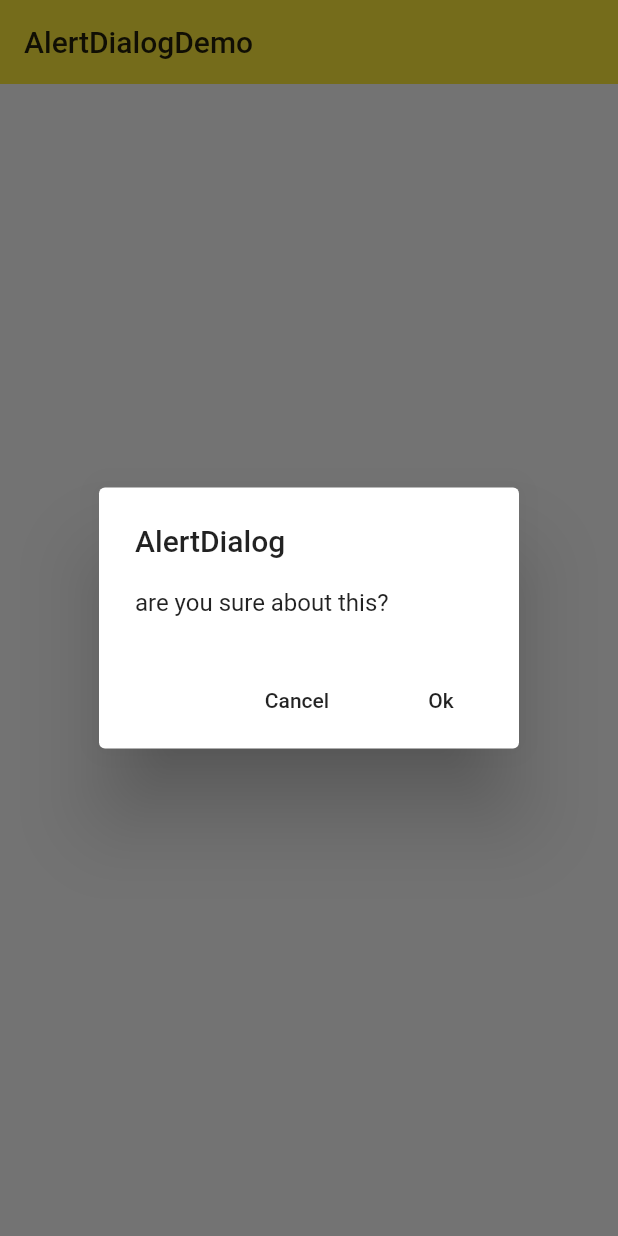
After one commit to maoai-xianyu/flutter_little, a Flutter app: the AlertDialogDemo screen opened directly, after a tap on "open alert", on a phone screen of 412 x 824 dp. The commit adds this screen. Run offline on Flutter 3.47's test engine with Material 2 defaults, Android fonts, the phone set to English and light mode, and no system bars.

Commit message:
alertdialog

```diff
--- /dev/null
+++ b/lib/demo/alert_dialog_demo.dart
@@ -0,0 +1,86 @@
+import 'package:flutter/material.dart';
+import 'package:intl/intl.dart';
+import 'dart:async';
+
+enum Action { Ok, Cancel }
+
+class AlertDialogDemo extends StatefulWidget {
+  @override
+  _AlertDialogDemoState createState() => _AlertDialogDemoState();
+}
+
+class _AlertDialogDemoState extends State<AlertDialogDemo> {
+  String _choice = "Nothing";
+  Future _openAlertDialog() async {
+    final choice = await showDialog(
+      // dialog外不可点击
+      barrierDismissible: false,
+      context: context,
+      builder: (context) {
+        return AlertDialog(
+          title: Text('AlertDialog'),
+          content: Text('are you sure about this?'),
+          actions: <Widget>[
+            FlatButton(
+              onPressed: () {
+                Navigator.pop(context, Action.Cancel);
+              },
+              child: Text('Cancel'),
+            ),
+            FlatButton(
+              onPressed: () {
+                Navigator.pop(context, Action.Ok);
+              },
+              child: Text('Ok'),
+            ),
+          ],
+        );
+      },
+    );
+
+    switch (choice) {
+      case Action.Ok:
+        setState(() {
+          _choice = 'Ok';
+        });
+        break;
+      case Action.Cancel:
+        setState(() {
+          _choice = 'Cancel';
+        });
+        break;
+      default:
+        break;
+    }
+  }
+
+  @override
+  Widget build(BuildContext context) {
+    return Scaffold(
+      appBar: AppBar(
+        title: Text('AlertDialogDemo'),
+        elevation: 0.0,
+      ),
+      body: Container(
+        padding: EdgeInsets.all(16.0),
+        child: Column(
+          mainAxisAlignment: MainAxisAlignment.center,
+          children: <Widget>[
+            Text('your choice is $_choice'),
+            SizedBox(
+              height: 16.0,
+            ),
+            RaisedButton(
+              child: Text('open alert'),
+              onPressed: _openAlertDialog,
+            ),
+            Row(
+              mainAxisAlignment: MainAxisAlignment.center,
+              children: <Widget>[],
+            ),
+          ],
+        ),
+      ),
+    );
+  }
+}
--- a/lib/demo/material_components.dart
+++ b/lib/demo/material_components.dart
@@ -9,6 +9,7 @@ import './switch_demo.dart';
 import './slider_demo.dart';
 import './datetime_demo.dart';
 import './simpledialog_demo.dart';
+import './alert_dialog_demo.dart';
 
 class MaterialComponents extends StatelessWidget {
   @override
@@ -20,6 +21,10 @@ class MaterialComponents extends StatelessWidget {
       ),
       body: ListView(
         children: <Widget>[
+          ListItem(
+            title: 'AlertDialogDemo',
+            page: AlertDialogDemo(),
+          ),
           ListItem(
             title: 'SimpleDialogDemo',
             page: SimpleDialogDemo(),
```
Also changed, not shown: 1 other file.
